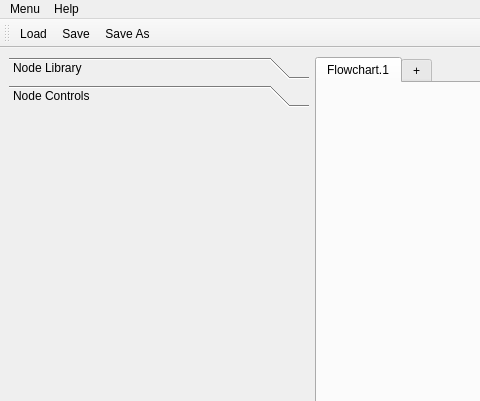
Old version of the form mainwindow.ui in the repository cdd1969/pygwa; both pictures show x 0 to 480 and y 0 to 401 of the 800 by 600 pixel window.
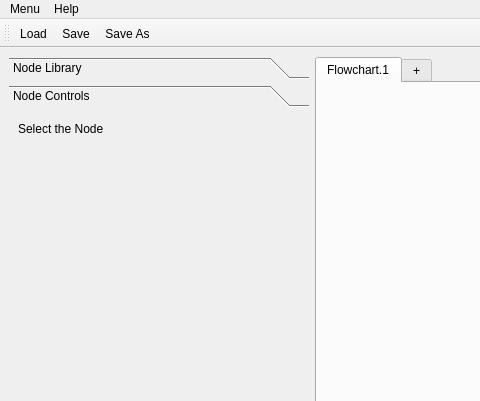
New version of the form.

```diff
--- a/mainwindow.ui
+++ b/mainwindow.ui
@@ -67,8 +67,36 @@
         <string>Node Controls</string>
        </attribute>
        <layout class="QGridLayout" name="gridLayout_2">
-        <item row="0" column="0">
-         <widget class="QWidget" name="placeForNodeCtrlWidget" native="true"/>
+        <item row="0" column="1">
+         <layout class="QVBoxLayout" name="layout_stackNodeCtrlWidget">
+          <item>
+           <widget class="QLabel" name="label_nodeCtrlName">
+            <property name="text">
+             <string>Select the Node</string>
+            </property>
+           </widget>
+          </item>
+          <item>
+           <widget class="QStackedWidget" name="stackNodeCtrlStackedWidget">
+            <widget class="QWidget" name="stackNodeCtrlStackedWidgetPage1" native="true">
+             <zorder>label_nodeCtrlName</zorder>
+            </widget>
+           </widget>
+          </item>
+         </layout>
+        </item>
+        <item row="1" column="1">
+         <spacer name="verticalSpacer">
+          <property name="orientation">
+           <enum>Qt::Vertical</enum>
+          </property>
+          <property name="sizeHint" stdset="0">
+           <size>
+            <width>20</width>
+            <height>40</height>
+           </size>
+          </property>
+         </spacer>
         </item>
        </layout>
       </widget>
```
